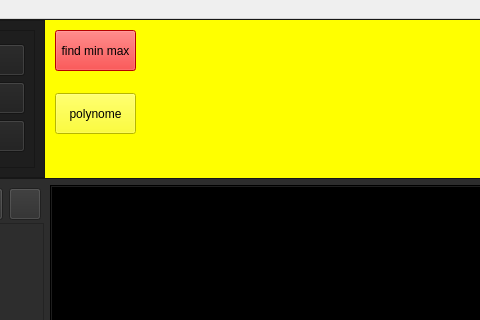
First picture: the form in form.ui, repository Meliani-Mehdi/Graphite_QT, before the edit; both pictures show x 206 to 686 and y 0 to 320 of the 1200 by 673 pixel window.
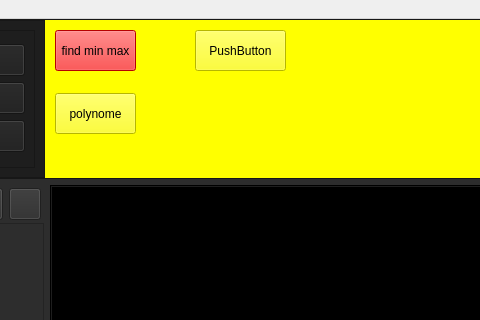
Second picture: the form after the edit. Icons and pictures are not drawn.

Commit message: linear ploting

```diff
--- a/form.ui
+++ b/form.ui
@@ -375,6 +375,19 @@
               <string>polynome</string>
              </property>
             </widget>
+            <widget class="QPushButton" name="linear">
+             <property name="geometry">
+              <rect>
+               <x>150</x>
+               <y>10</y>
+               <width>91</width>
+               <height>41</height>
+              </rect>
+             </property>
+             <property name="text">
+              <string>PushButton</string>
+             </property>
+            </widget>
            </widget>
           </widget>
          </item>
```
The commit also changes 3 other files.
